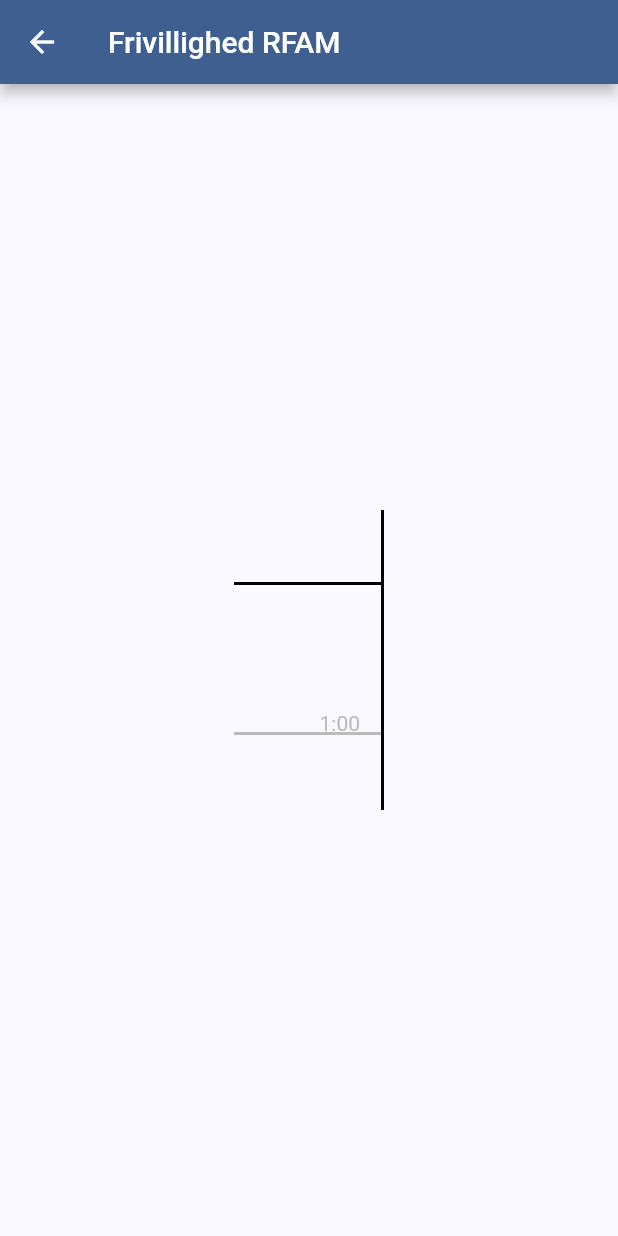
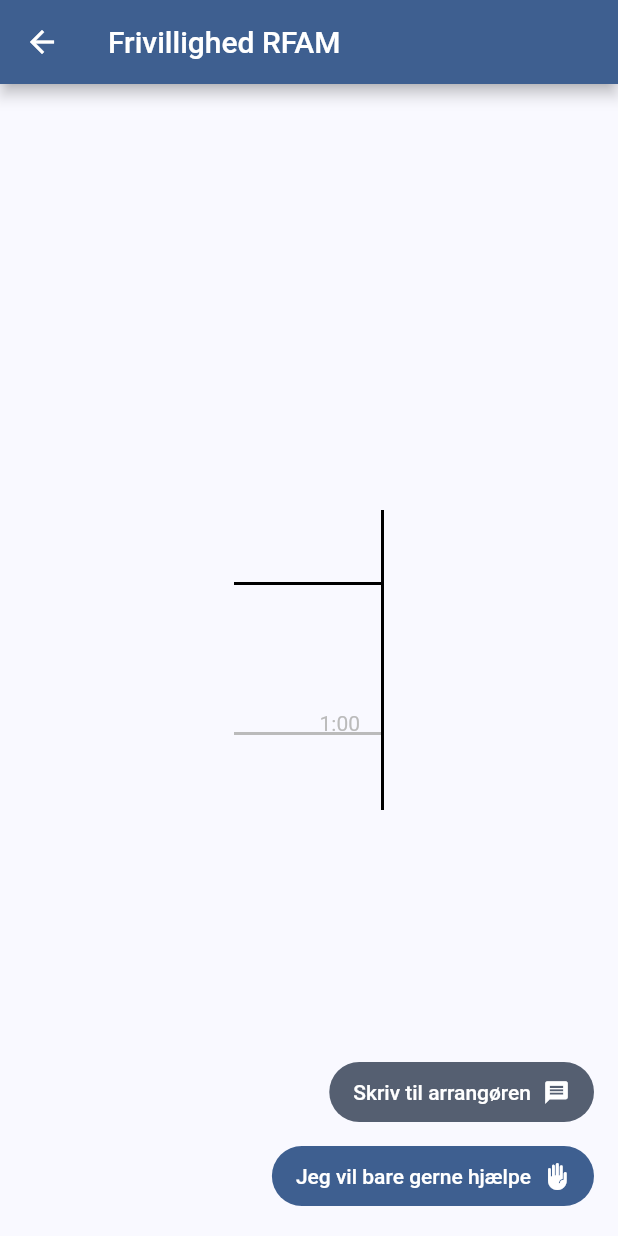
Before and after one commit to KoopaEater/frivillighed_rfam, a Flutter app: the screen it shows after launch, after a tap on "Go to activities screen", on a phone screen of 412 x 824 dp. Run offline on Flutter 3.47's test engine with Material 3 defaults, Android fonts, the phone set to English and light mode, and no system bars; our stand-ins replace cloud_firestore, firebase_core; missing offline and left inert: hovering; accounts and stored records are empty.

Commit message:
More checks and new layout for registration. Buttons added.

```diff
--- /dev/null
+++ b/lib/buttons/buttons_constants.dart
@@ -0,0 +1,2 @@
+const iconSpacing = 8.0;
+const buttonSpacing = 8.0;
--- /dev/null
+++ b/lib/buttons/floating_buttons.dart
@@ -0,0 +1,39 @@
+import 'package:flutter/material.dart';
+import 'package:frivillighed_rfam/buttons/buttons_constants.dart';
+import 'package:frivillighed_rfam/buttons/text_icon_button.dart';
+import 'package:frivillighed_rfam/dialogs/wanna_help_dialog.dart';
+
+class FloatingButtons extends StatelessWidget {
+  const FloatingButtons({super.key});
+
+  @override
+  Widget build(BuildContext context) {
+    return Column(
+      mainAxisSize: MainAxisSize.min,
+      crossAxisAlignment: CrossAxisAlignment.end,
+      children: [
+        TextIconButton(
+          text: "Skriv til arrangøren",
+          icon: Icons.message,
+          color: Theme.of(context).colorScheme.secondary,
+          onPressed: () {},
+        ),
+        SizedBox(
+          height: buttonSpacing,
+        ),
+        TextIconButton(
+          text: "Jeg vil bare gerne hjælpe",
+          icon: Icons.front_hand,
+          color: Theme.of(context).colorScheme.primary,
+          onPressed: () async {
+            await showDialog(
+              context: context,
+              barrierDismissible: false,
+              builder: (context) => const WannaHelpDialog(),
+            );
+          },
+        ),
+      ],
+    );
+  }
+}
--- /dev/null
+++ b/lib/buttons/text_icon_button.dart
@@ -0,0 +1,31 @@
+import 'package:flutter/material.dart';
+import 'package:frivillighed_rfam/buttons/buttons_constants.dart';
+
+class TextIconButton extends StatelessWidget {
+  final String text;
+  final IconData icon;
+  final Color color;
+  final void Function() onPressed;
+
+  const TextIconButton({super.key, required this.text, required this.icon, required this.color, required this.onPressed});
+
+  @override
+  Widget build(BuildContext context) {
+    return FilledButton(
+      onPressed: onPressed,
+      style: ButtonStyle(
+        backgroundColor: MaterialStatePropertyAll(color),
+      ),
+      child: Row(
+        mainAxisSize: MainAxisSize.min,
+        children: [
+          Text(text),
+          SizedBox(
+            width: iconSpacing,
+          ),
+          Icon(icon),
+        ],
+      ),
+    );
+  }
+}
--- a/lib/registration_dialog/error_dialog.dart
+++ b/lib/dialogs/error_dialog.dart
@@ -1,5 +1,5 @@
 import 'package:flutter/material.dart';
-import 'package:frivillighed_rfam/registration_dialog/dialog_constants.dart';
+import 'package:frivillighed_rfam/dialogs/dialog_constants.dart';
 
 class ErrorDialog extends StatelessWidget {
   final String title;
--- a/lib/registration_dialog/titled_container.dart
+++ b/lib/dialogs/titled_container.dart
@@ -1,5 +1,5 @@
 import 'package:flutter/material.dart';
-import 'package:frivillighed_rfam/registration_dialog/dialog_constants.dart';
+import 'package:frivillighed_rfam/dialogs/dialog_constants.dart';
 
 class TitledContainer extends StatelessWidget {
   final String titleText;
--- a/lib/screens/activities_screen.dart
+++ b/lib/screens/activities_screen.dart
@@ -1,4 +1,5 @@
 import 'package:flutter/material.dart';
+import 'package:frivillighed_rfam/buttons/floating_buttons.dart';
 import 'package:frivillighed_rfam/models/activity.dart';
 import 'package:frivillighed_rfam/helpers/database_helper.dart';
 import 'package:frivillighed_rfam/models/event.dart';
@@ -32,7 +33,8 @@ class _ActivitiesScreenState extends State<ActivitiesScreen> {
   }
 
   void loadActivities() async {
-    Event? chosenEvent = Provider.of<MainProvider>(context, listen: false).chosenEvent;
+    Event? chosenEvent =
+        Provider.of<MainProvider>(context, listen: false).chosenEvent;
 
     if (chosenEvent == null) {
       Navigator.pushNamedAndRemoveUntil(
@@ -44,7 +46,8 @@ class _ActivitiesScreenState extends State<ActivitiesScreen> {
 
       List<Activity> newActivities =
           await DatabaseHelper().getActivities(chosenEvent.id);
-      Provider.of<MainProvider>(context, listen: false).activities = newActivities;
+      Provider.of<MainProvider>(context, listen: false).activities =
+          newActivities;
 
       setState(() {
         loading = false;
@@ -58,6 +61,7 @@ class _ActivitiesScreenState extends State<ActivitiesScreen> {
       appBar: AppBar(
         title: const Text('Frivillighed RFAM'),
       ),
+      floatingActionButton: FloatingButtons(),
       body: SafeArea(
         child: Center(
           child: Scrollbar(
--- a/lib/table/activity_box.dart
+++ b/lib/table/activity_box.dart
@@ -1,6 +1,6 @@
 import 'package:flutter/material.dart';
 import 'package:frivillighed_rfam/models/activity.dart';
-import 'package:frivillighed_rfam/registration_dialog/registration_dialog.dart';
+import 'package:frivillighed_rfam/dialogs/registration_dialog.dart';
 import 'package:frivillighed_rfam/table/table_constants.dart';
 import 'package:hovering/hovering.dart';
 
@@ -18,6 +18,7 @@ class ActivityBox extends StatelessWidget {
         onTap: () {
           showDialog(
             context: context,
+            barrierDismissible: false,
             builder: (context) => RegistrationDialog(
               activity: activity,
             ),
```
Also changed, not shown: lib/dialogs/dialog_constants.dart (renamed from lib/registration_dialog/dialog_constants.dart, +14 -1 lines), lib/dialogs/general_dialog.dart (added, +23 -0 lines), lib/dialogs/registration_dialog.dart (renamed from lib/registration_dialog/registration_dialog.dart, +84 -36 lines), lib/dialogs/wanna_help_dialog.dart (added, +32 -0 lines), lib/helpers/database_helper.dart (+14 -0 lines), 1 other file.
